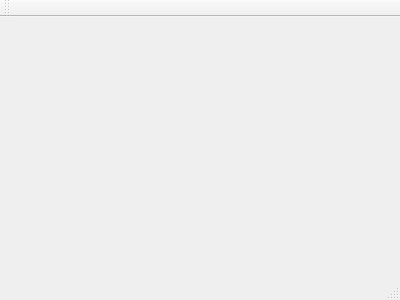
This is Client_Fichaje_Plantilla/ui/mainwindow.ui in MartiHui/GSDAM_Fichaje_Plantilla as Qt 5 draws it before an edit. The edited form follows.
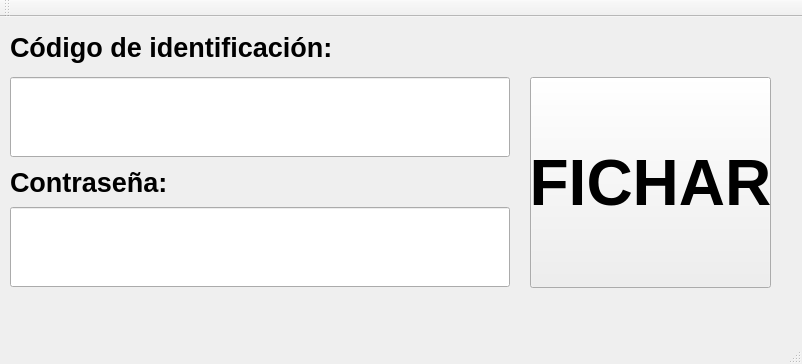
This is the edited form.

Commit message: ADD Diseñada interfaz gráfica inicial del proyecto Cliente

What changed in the file:
```diff
--- a/Client_Fichaje_Plantilla/ui/mainwindow.ui
+++ b/Client_Fichaje_Plantilla/ui/mainwindow.ui
@@ -1,24 +1,139 @@
 <ui version="4.0">
  <class>MainWindow</class>
- <widget class="QMainWindow" name="MainWindow" >
-  <property name="geometry" >
+ <widget class="QMainWindow" name="MainWindow">
+  <property name="geometry">
    <rect>
     <x>0</x>
     <y>0</y>
-    <width>400</width>
-    <height>300</height>
+    <width>802</width>
+    <height>364</height>
    </rect>
   </property>
   <property name="windowTitle" >
    <string>MainWindow</string>
   </property>
-  <widget class="QMenuBar" name="menuBar" />
-  <widget class="QToolBar" name="mainToolBar" />
-  <widget class="QWidget" name="centralWidget" />
-  <widget class="QStatusBar" name="statusBar" />
+  <widget class="QWidget" name="centralWidget">
+   <widget class="QLineEdit" name="userIdentification">
+    <property name="geometry">
+     <rect>
+      <x>10</x>
+      <y>60</y>
+      <width>500</width>
+      <height>80</height>
+     </rect>
+    </property>
+    <property name="font">
+     <font>
+      <pointsize>48</pointsize>
+     </font>
+    </property>
+    <property name="frame">
+     <bool>true</bool>
+    </property>
+    <property name="placeholderText">
+     <string/>
+    </property>
+   </widget>
+   <widget class="QLineEdit" name="userPassword">
+    <property name="geometry">
+     <rect>
+      <x>10</x>
+      <y>190</y>
+      <width>500</width>
+      <height>80</height>
+     </rect>
+    </property>
+    <property name="font">
+     <font>
+      <pointsize>48</pointsize>
+     </font>
+    </property>
+    <property name="echoMode">
+     <enum>QLineEdit::Password</enum>
+    </property>
+   </widget>
+   <widget class="QLabel" name="label">
+    <property name="geometry">
+     <rect>
+      <x>10</x>
+      <y>10</y>
+      <width>500</width>
+      <height>41</height>
+     </rect>
+    </property>
+    <property name="font">
+     <font>
+      <pointsize>20</pointsize>
+      <weight>75</weight>
+      <bold>true</bold>
+     </font>
+    </property>
+    <property name="text">
+     <string>Código de identificación:</string>
+    </property>
+   </widget>
+   <widget class="QLabel" name="label_2">
+    <property name="geometry">
+     <rect>
+      <x>10</x>
+      <y>150</y>
+      <width>500</width>
+      <height>30</height>
+     </rect>
+    </property>
+    <property name="font">
+     <font>
+      <pointsize>20</pointsize>
+      <weight>75</weight>
+      <bold>true</bold>
+     </font>
+    </property>
+    <property name="text">
+     <string>Contraseña:</string>
+    </property>
+   </widget>
+   <widget class="QPushButton" name="ficharBtn">
+    <property name="geometry">
+     <rect>
+      <x>530</x>
+      <y>60</y>
+      <width>241</width>
+      <height>211</height>
+     </rect>
+    </property>
+    <property name="font">
+     <font>
+      <pointsize>48</pointsize>
+      <weight>75</weight>
+      <bold>true</bold>
+     </font>
+    </property>
+    <property name="text">
+     <string>FICHAR</string>
+    </property>
+   </widget>
+  </widget>
+  <widget class="QMenuBar" name="menuBar">
+   <property name="geometry">
+    <rect>
+     <x>0</x>
+     <y>0</y>
+     <width>802</width>
+     <height>30</height>
+    </rect>
+   </property>
+  </widget>
+  <widget class="QToolBar" name="mainToolBar">
+   <attribute name="toolBarArea">
+    <enum>TopToolBarArea</enum>
+   </attribute>
+   <attribute name="toolBarBreak">
+    <bool>false</bool>
+   </attribute>
+  </widget>
+  <widget class="QStatusBar" name="statusBar"/>
  </widget>
- <layoutDefault spacing="6" margin="11" />
- <pixmapfunction></pixmapfunction>
+ <layoutdefault spacing="6" margin="11"/>
  <resources/>
  <connections/>
 </ui>
```
Left out of the diff: 5 changed lines with no effect on the pictures.
